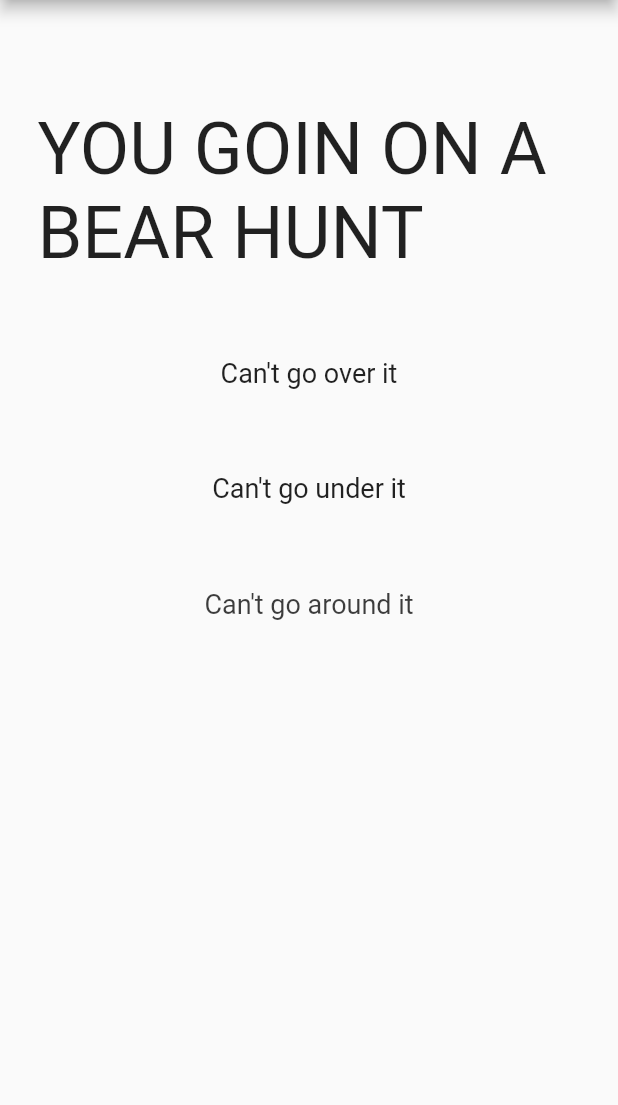
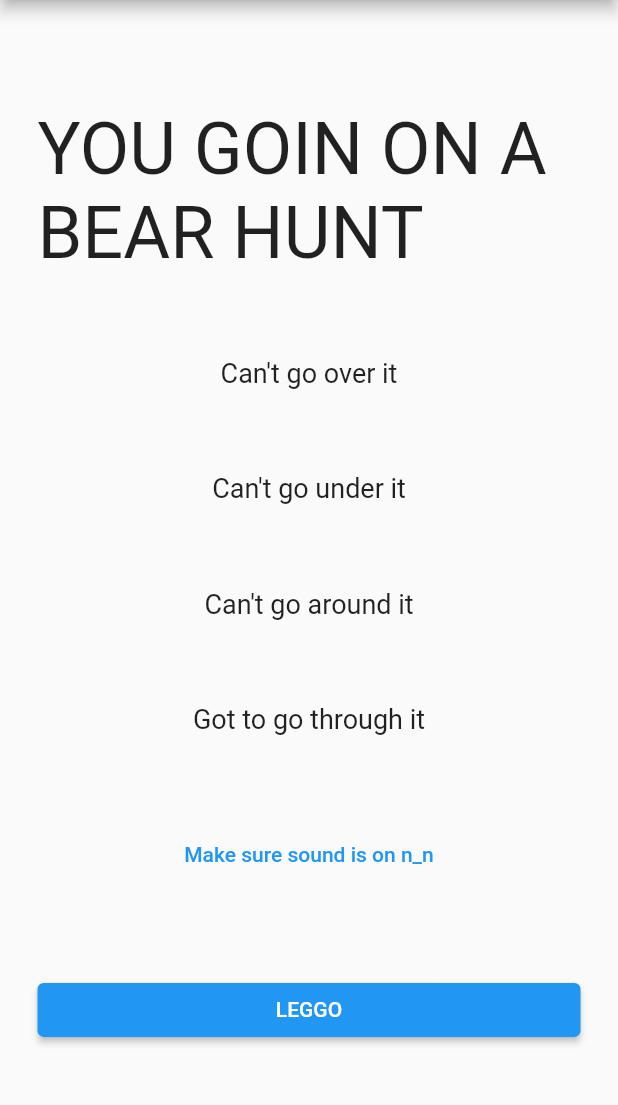
Before and after one commit to DanKheadies/the_phatness_app, a Flutter app: the screen it shows after launch, on a phone screen of 412 x 824 dp, the part 84-1189 px from its top. Run offline on Flutter 3.47's test engine with Material 2 defaults, Android fonts, the phone set to English and light mode, and no system bars; our stand-ins replace audioplayers.

Commit message:
PHAT phinished

```diff
--- a/lib/dummy_data.dart
+++ b/lib/dummy_data.dart
@@ -2,8 +2,8 @@
 
 import './models/question.dart';
 
-List<Question3> questions3 = [
-  Question3(
+List<Question> questions3 = [
+  Question(
     id: '001',
     question: 'When were you born?',
     answers: [
@@ -27,7 +27,7 @@ List<Question3> questions3 = [
     answer: 3,
     timer: 0,
   ),
-  Question3(
+  Question(
     id: '002',
     question: 'Why did Obama send the immigrants?',
     answers: [
@@ -51,7 +51,7 @@ List<Question3> questions3 = [
     answer: 3,
     timer: 0,
   ),
-  Question3(
+  Question(
     id: '003',
     question: 'Why are Cubans like socks?',
     answers: [
@@ -75,7 +75,7 @@ List<Question3> questions3 = [
     answer: 3,
     timer: 0,
   ),
-  Question3(
+  Question(
     id: '004',
     question:
         'If Bo is planning on killing himself in 2030, how old will he be?',
@@ -101,7 +101,7 @@ List<Question3> questions3 = [
     // audio: 30.aac,
     timer: 141,
   ),
-  Question3(
+  Question(
     id: '005',
     question: 'How do you get from the Eastern Kingdoms to Kalimdor?',
     answers: [
@@ -125,7 +125,7 @@ List<Question3> questions3 = [
     answer: 3,
     timer: 0,
   ),
-  Question3(
+  Question(
     id: '006',
     question:
         'If you were a murderous sippy cup, what would you say right before you slayed your victims?',
@@ -150,7 +150,7 @@ List<Question3> questions3 = [
     answer: 1,
     timer: 0,
   ),
-  Question3(
+  Question(
     id: '007',
     question:
         'In The Story of Dan Kheadies, what is the name of the child that has soiled himself?',
@@ -175,7 +175,7 @@ List<Question3> questions3 = [
     answer: 3,
     timer: 0,
   ),
-  Question3(
+  Question(
     id: '008',
     question: 'Who is suppose to buy wards for river?',
     answers: [
@@ -199,7 +199,7 @@ List<Question3> questions3 = [
     answer: 3,
     timer: 0,
   ),
-  Question3(
+  Question(
     id: '009',
     question: 'How much is a ZJ?',
     answers: [
@@ -223,7 +223,7 @@ List<Question3> questions3 = [
     answer: 4,
     timer: 0,
   ),
-  Question3(
+  Question(
     id: '010',
     question:
         'If you had one shot or one opportunity to seize everything you wanted in one moment, would you capture it or just let it slip?',
@@ -248,7 +248,7 @@ List<Question3> questions3 = [
     answer: 3,
     timer: 0,
   ),
-  Question3(
+  Question(
     id: '011',
     question: 'What goes on a Taco Dog?',
     answers: [
@@ -276,7 +276,7 @@ List<Question3> questions3 = [
     answer: 1,
     timer: 0,
   ),
-  Question3(
+  Question(
     id: '012',
     question: 'Who is the greatest rapper ever, ever?',
     answers: [
@@ -301,7 +301,7 @@ List<Question3> questions3 = [
     // audio: 'boYo.aac',
     timer: 43,
   ),
-  Question3(
+  Question(
     id: '013',
     question: 'When do you think this quiz will stop?',
     answers: [
--- a/lib/main.dart
+++ b/lib/main.dart
@@ -1,12 +1,13 @@
 import 'dart:async';
+import 'dart:math';
 
 import 'package:audioplayers/audioplayers.dart';
 import 'package:flutter/material.dart';
 
-import './dummy_data.dart';
+import './models/quiz_brain.dart';
+import './widgets/quiz.dart';
+import './widgets/result.dart';
 import './widgets/start_text.dart';
-import 'widgets/quiz.dart';
-import 'widgets/result.dart';
 
 void main() => runApp(MyApp());
 
@@ -21,15 +22,20 @@ class _MyAppState extends State<MyApp> {
   AudioCache audioCache;
   AudioPlayer audioPlayer;
   bool hasStarted = false;
+  bool isReady = true;
   bool visible1 = false;
   bool visible2 = false;
   bool visible3 = false;
   bool visible4 = false;
   bool visible5 = false;
   bool visible6 = false;
+  Color spinnerColor = Colors.blue;
+  List<Icon> scoreKeeper = [];
   String titleSong = '../assets/audio/title.mp3';
+  QuizBrain quizBrain = QuizBrain();
   var _questionIndex = 0;
   var _totalScore = 0;
+  var _standardTime = 1; // 2000
   var timeout = Duration(seconds: 3);
   var ms = Duration(milliseconds: 1);
 
@@ -42,9 +48,9 @@ class _MyAppState extends State<MyApp> {
       fixedPlayer: audioPlayer,
     );
 
-    audioCache.loop(titleSong);
+    audioCache.play(titleSong);
 
-    startTimeout(1);
+    startTimer(500);
 
     if (hasStarted) {
       setState(() {
@@ -58,12 +64,15 @@ class _MyAppState extends State<MyApp> {
     }
   }
 
-  void playSong(String audio) {
-    audioCache.clearAll();
-    audioCache.play(audio);
+  void setColor() {
+    Color newColor =
+        Color((Random().nextDouble() * 0xFFFFFF).toInt()).withOpacity(1.0);
+    setState(() {
+      spinnerColor = newColor;
+    });
   }
 
-  Timer startTimeout(int milliseconds) {
+  Timer startTimer(int milliseconds) {
     var duration = milliseconds == null ? timeout : ms * milliseconds;
     return Timer(duration, showText);
   }
@@ -82,39 +91,83 @@ class _MyAppState extends State<MyApp> {
         visible2 = true;
       else
         visible1 = true;
+
+      if (!isReady) {
+        setState(() {
+          isReady = !isReady;
+        });
+      }
     });
 
-    if (!visible6) startTimeout(2000);
+    if (!visible6) startTimer(_standardTime);
+  }
+
+  void playSong(String audio) {
+    audioCache.clearAll();
+    audioCache.play(audio);
+  }
+
+  void _stopAudio() {
+    audioPlayer.stop();
+    audioCache.clearAll();
   }
 
   void _answerQuestion(int score) {
-    print('derp');
-    print(score);
     _totalScore += score;
 
     setState(() {
+      if (score == 4) {
+        scoreKeeper.add(
+          Icon(
+            Icons.check,
+            color: Colors.green,
+          ),
+        );
+      } else {
+        scoreKeeper.add(
+          Icon(
+            Icons.close,
+            color: Colors.red,
+          ),
+        );
+      }
+
       _questionIndex = _questionIndex + 1;
     });
-    // print(_questionIndex);
 
-    // if (_questionIndex < PHATs.length) {
-    //   print('Another question!');
-    // } else {
-    //   print('No more questions please and thank you.');
-    // }
+    if (_questionIndex < quizBrain.questions3.length) {
+      if (quizBrain.questions3[_questionIndex].audio != '') {
+        playSong(quizBrain.questions3[_questionIndex].audio);
+        startTimer(quizBrain.questions3[_questionIndex].timer.round() * 1000);
+        setState(() {
+          isReady = false;
+        });
+      }
+    } else {
+      playSong('../assets/audio/bezos.mp3');
+    }
   }
 
   void _resetQuiz() {
+    _stopAudio();
     setState(() {
       _questionIndex = 0;
       _totalScore = 0;
       hasStarted = false;
+      scoreKeeper = [];
     });
+  }
+
+  @override
+  void dispose() {
+    super.dispose();
+    audioPlayer.dispose();
   }
 
   @override
   Widget build(BuildContext context) {
     return MaterialApp(
+      theme: ThemeData.light(),
       home: Scaffold(
         appBar: AppBar(
           title: Text('P.H.A.T.'),
@@ -131,11 +184,24 @@ class _MyAppState extends State<MyApp> {
             vertical: 15,
           ),
           child: hasStarted
-              ? _questionIndex < questions3.length
-                  ? Quiz(
-                      answerQuestion: _answerQuestion,
-                      questionIndex: _questionIndex,
-                      questions: questions3,
+              ? _questionIndex < quizBrain.questions3.length
+                  ? RawMaterialButton(
+                      onPressed: () {
+                        setColor();
+                      },
+                      onLongPress: () {
+                        setState(() {
+                          isReady = true;
+                        });
+                      },
+                      child: Quiz(
+                        answerQuestion: _answerQuestion,
+                        questionIndex: _questionIndex,
+                        questions: quizBrain.questions3,
+                        showQuestion: isReady,
+                        color: spinnerColor,
+                        scoreKeeper: scoreKeeper,
+                      ),
                     )
                   : Result(
                       _resetQuiz,
@@ -150,42 +216,41 @@ class _MyAppState extends State<MyApp> {
                         text: 'YOU GOIN ON A BEAR HUNT',
                         size: 48,
                         isVisible: visible1,
-                        duration: 3000,
+                        duration: _standardTime + 1000,
                       ),
                       StartText(
                         text: 'Can\'t go over it',
                         size: 18,
                         isVisible: visible2,
-                        duration: 2000,
+                        duration: _standardTime,
                       ),
                       StartText(
                         text: 'Can\'t go under it',
                         size: 18,
                         isVisible: visible3,
-                        duration: 2000,
+                        duration: _standardTime,
                       ),
                       StartText(
                         text: 'Can\'t go around it',
                         size: 18,
                         isVisible: visible4,
-                        duration: 2000,
+                        duration: _standardTime,
                       ),
                       StartText(
                         text: 'Got to go through it',
                         size: 18,
                         isVisible: visible5,
-                        duration: 2000,
+                        duration: _standardTime,
                       ),
                       AnimatedOpacity(
                         curve: Curves.linear,
                         opacity: visible6 ? 1.0 : 0.0,
-                        duration: Duration(milliseconds: 2000),
+                        duration: Duration(milliseconds: _standardTime),
                         child: TextButton(
                           child: Text('Make sure sound is on n_n'),
                           style: ButtonStyle(),
                           onPressed: () {
-                            print('music file');
-                            playSong(titleSong);
+                            if (visible6) playSong(titleSong);
                           },
                         ),
                       ),
@@ -204,9 +269,12 @@ class _MyAppState extends State<MyApp> {
                             ),
                           ),
                           onPressed: () {
-                            setState(() {
-                              hasStarted = true;
-                            });
+                            if (visible6) {
+                              setState(() {
+                                _stopAudio();
+                                hasStarted = true;
+                              });
+                            }
                           },
                         ),
                       ),
--- a/lib/models/question.dart
+++ b/lib/models/question.dart
@@ -1,49 +1,17 @@
-// class Question {
-//   final String id;
-//   final String question;
-//   final List<Map<String, Object>> answers;
-//   final String audio;
-//   final double timer;
-
-//   const Question({
-//     this.id,
-//     this.question,
-//     this.answers,
-//     this.audio,
-//     this.timer,
-//   });
-// }
-
-// class Question2 {
-//   final String id;
-//   final String question;
-//   final List<Map<String, Object>> answers;
-//   final List<double> answerValues;
-//   final String audio;
-//   final double timer;
-
-//   const Question2({
-//     this.id,
-//     this.question,
-//     this.answers,
-//     this.answerValues,
-//     this.audio,
-//     this.timer,
-//   });
-// }
-
-class Question3 {
+class Question {
   final String id;
   final String question;
   final List<Map<String, Object>> answers;
   final double answer;
   final double timer;
+  final String audio;
 
-  Question3({
+  Question({
     this.id,
     this.question,
     this.answers,
     this.answer,
     this.timer,
+    this.audio,
   });
 }
--- a/lib/models/quiz_brain.dart
+++ b/lib/models/quiz_brain.dart
@@ -3,64 +3,8 @@ import './question.dart';
 class QuizBrain {
   int _questionNumber = 0;
 
-  // List<Question3> _questionBank = [
-  //   Question3('Some cats are actually allergic to humans.', true),
-  //   Question3('You can lead a cow down stairs but not up stairs.', false),
-  //   Question3(
-  //       'Approximately one quarter of human bones are in the feet.', true),
-  //   Question3('A slug\'s blood is green.', true),
-  //   Question3('Buzz Aldrin\'s mother\'s maiden name was \"Moon\".', true),
-  //   Question3('It is illegal to pee in the Ocean in Portugal.', true),
-  //   Question3(
-  //       'No piece of square dry paper can be folded in half more than 7 times.',
-  //       false),
-  //   Question3(
-  //       'In London, UK, if you happen to die in the House of Parliament, you are technically entitled to a state funeral, because the building is considered too sacred a place.',
-  //       true),
-  //   Question3(
-  //       'The loudest sound produced by any animal is 188 decibels. That animal is the African Elephant.',
-  //       false),
-  //   Question3(
-  //       'The total surface area of two human lungs is approximately 70 square metres.',
-  //       true),
-  //   Question3('Google was originally called \"Backrub\".', true),
-  //   Question3(
-  //       'Chocolate affects a dog\'s heart and nervous system; a few ounces are enough to kill a small dog.',
-  //       true),
-  //   Question3(
-  //       'In West Virginia, USA, if you accidentally hit an animal with your car, you are free to take it home to eat.',
-  //       true),
-  // ];
-
-  List<Object> _questions = [
-    {
-      'id': '001',
-      'question': 'When were you born?',
-      'answers': [
-        {
-          'text': 'January 1, 1970',
-          'score': 1,
-        },
-        {
-          'text': 'April 20, 1969',
-          'score': 2,
-        },
-        {
-          'text': 'October 16, 1991',
-          'score': 4,
-        },
-        {
-          'text': 'December 25, 1',
-          'score': 3,
-        },
-      ],
-      'audio': '',
-      'timer': 0,
-    }
-  ];
-
-  List<Question3> _questions3 = [
-    Question3(
+  List<Question> questions3 = [
+    Question(
       id: '001',
       question: 'When were you born?',
       answers: [
@@ -83,14 +27,320 @@ class QuizBrain {
       ],
       answer: 3,
       timer: 0,
+      audio: '',
+    ),
+    Question(
+      id: '002',
+      question: 'Why did Obama send the immigrants?',
+      answers: [
+        {
+          'text': 'He didn\'t',
+          'score': 1,
+        },
+        {
+          'text': 'To distract from PizzaGate',
+          'score': 2,
+        },
+        {
+          'text': 'To vaccinate your kids',
+          'score': 4,
+        },
+        {
+          'text': 'Something something gay frogs',
+          'score': 3,
+        },
+      ],
+      answer: 3,
+      timer: 0,
+      audio: '',
+    ),
+    Question(
+      id: '003',
+      question: 'Why are Cubans like socks?',
+      answers: [
+        {
+          'text': 'You always lose them in the dryers',
+          'score': 1,
+        },
+        {
+          'text': 'Two\'s better than one',
+          'score': 3,
+        },
+        {
+          'text': 'They\'re all dirty',
+          'score': 4,
+        },
+        {
+          'text': 'They keep your feet warm',
+          'score': 2,
+        },
+      ],
+      answer: 3,
+      timer: 0,
+      audio: '',
+    ),
+    Question(
+      id: '004',
+      question:
+          'If Bo is planning on killing himself in 2030, how old will he be?',
+      answers: [
+        {
+          'text': '39.0',
+          'score': 3,
+        },
+        {
+          'text': '40.0',
+          'score': 4,
+        },
+        {
+          'text': '41.0',
+          'score': 1,
+        },
+        {
+          'text': '42.0',
+          'score': 2,
+        },
+      ],
+      answer: 2,
+      timer: 141,
+      audio: '../assets/audio/30.mp3',
+    ),
+    Question(
+      id: '005',
+      question: 'How do you get from the Eastern Kingdoms to Kalimdor?',
+      answers: [
+        {
+          'text': 'Swim',
+          'score': 1,
+        },
+        {
+          'text': 'Run',
+          'score': 3,
+        },
+        {
+          'text': 'Zeppelin',
+          'score': 4,
+        },
+        {
+          'text': 'You don\'t',
+          'score': 2,
+        },
+      ],
+      answer: 3,
+      timer: 0,
+      audio: '',
+    ),
+    Question(
+      id: '006',
+      question:
+          'If you were a murderous sippy cup, what would you say right before you slayed your victims?',
+      answers: [
+        {
+          'text': 'Drink ME',
+          'score': 4,
+        },
+        {
+          'text': 'Shabbalagoo',
+          'score': 3,
+        },
+        {
+          'text': 'I\'m going to slay you now',
+          'score': 1,
+        },
+        {
+          'text': 'You can run but you can\'t hide, bitch',
+          'score': 2,
+        },
+      ],
+      answer: 1,
+      timer: 0,
+      audio: '',
+    ),
+    Question(
+      id: '007',
+      question:
+          'In The Story of Dan Kheadies, what is the name of the child that has soiled himself?',
+      answers: [
+        {
+          'text': 'Bobert',
+          'score': 1,
+        },
+        {
+          'text': 'Canaan',
+          'score': 2,
+        },
+        {
+          'text': 'Nesbit',
+          'score': 4,
+        },
+        {
+          'text': 'Tevin',
+          'score': 3,
+        },
+      ],
+      answer: 3,
+      timer: 0,
+      audio: '',
+    ),
+    Question(
+      id: '008',
+      question: 'Who is suppose to buy wards for river?',
+      answers: [
+        {
+          'text': 'Mid',
+          'score': 1,
+        },
+        {
+          'text': 'Support',
+          'score': 3,
+        },
+        {
+          'text': 'Anyone that can',
+          'score': 4,
+        },
+        {
+          'text': 'Jungle',
+          'score': 2,
+        },
+      ],
+      answer: 3,
+      timer: 0,
+      audio: '',
+    ),
+    Question(
+      id: '009',
+      question: 'How much is a ZJ?',
+      answers: [
+        {
+          'text': '\$4.20',
+          'score': 1,
+        },
+        {
+          'text': '\$10',
+          'score': 2,
+        },
+        {
+          'text': '\$15',
+          'score': 3,
+        },
+        {
+          'text': 'If you have to ask, you can\'t afford it.',
+          'score': 4,
+        },
+      ],
+      answer: 4,
+      timer: 0,
+      audio: '',
+    ),
+    Question(
+      id: '010',
+      question:
+          'If you had one shot or one opportunity to seize everything you wanted in one moment, would you capture it or just let it slip?',
+      answers: [
+        {
+          'text': 'Yes',
+          'score': 3,
+        },
+        {
+          'text': 'No',
+          'score': 2,
+        },
+        {
+          'text': 'Mom\'s spaghetti',
+          'score': 4,
+        },
+        {
+          'text': 'There\'s no right answer',
+          'score': 1,
+        },
+      ],
+      answer: 3,
+      timer: 0,
+      audio: '',
+    ),
+    Question(
+      id: '011',
+      question: 'What goes on a Taco Dog?',
+      answers: [
+        {
+          'text':
+              'Deli mustard, slaw, homemade chipotle sauce and Scott\'s homemade mild pepper relish',
+          'score': 4,
+        },
+        {
+          'text':
+              'Deli mustard, Scott\'s homemade hot pepper relish, and jalapenos',
+          'score': 3,
+        },
+        {
+          'text':
+              'Deli mustard, sweet pickle relish, banana peppers, tomatoes, celery salt',
+          'score': 2,
+        },
+        {
+          'text':
+              'Meat, rice, beans, salsa, cheese, lettuce, guacamole, and sour cream',
+          'score': 1,
+        },
+      ],
+      answer: 1,
+      timer: 0,
+      audio: '',
+    ),
+    Question(
+      id: '012',
+      question: 'Who is the greatest rapper ever, ever?',
+      answers: [
+        {
+          'text': 'Dylan',
+          'score': 1,
+        },
+        {
+          'text': 'Dylan',
+          'score': 2,
+        },
+        {
+          'text': 'Bo',
+          'score': 4,
+        },
+        {
+          'text': 'Dylan',
+          'score': 3,
+        },
+      ],
+      answer: 4,
+      timer: 43,
+      audio: '../assets/audio/boYo.mp3',
+    ),
+    Question(
+      id: '013',
+      question: 'When do you think this quiz will stop?',
+      answers: [
+        {
+          'text': 'IDK',
+          'score': 1,
+        },
+        {
+          'text': 'In 4m 20s',
+          'score': 2,
+        },
+        {
+          'text': 'Any day now',
+          'score': 4,
+        },
+        {
+          'text': 'Probably when you answer the last question',
+          'score': 3,
+        },
+      ],
+      answer: 3,
+      timer: 3,
+      audio: '../assets/audio/anyDayNow.mp3',
     ),
   ];
 
   void nextQuestion() {
-    // if (_questionNumber < _questionBank.length - 1) {
-    //   _questionNumber++;
-    // }
-    if (_questionNumber < _questions3.length - 1) {
+    if (_questionNumber < questions3.length - 1) {
       _questionNumber++;
     }
   }
@@ -99,27 +349,19 @@ class QuizBrain {
     _questionNumber = 0;
   }
 
-  // bool getQuestionAnswer() {
-  //   return _questionBank[_questionNumber].answer;
-  // }
-
-  double getQuestionAnswer3() {
-    return _questions3[_questionNumber].answer;
+  double getQuestionAnswer() {
+    return questions3[_questionNumber].answer;
   }
 
-  // String getQuestionText() {
-  //   return _questionBank[_questionNumber].question;
-  // }
-
-  String getQuestionText3() {
-    return _questions3[_questionNumber].question;
+  String getQuestionText() {
+    return questions3[_questionNumber].question;
   }
 
   bool checkIfQuestionsAreLeft() {
     // if (_questionNumber < _questionBank.length - 1) {
     //   return false;
     // }
-    if (_questionNumber < _questions3.length - 1) {
+    if (_questionNumber < questions3.length - 1) {
       return false;
     }
     return true;
--- a/pubspec.yaml
+++ b/pubspec.yaml
@@ -45,7 +45,7 @@ flutter:
 
   # To add assets to your application, add an assets section, like this:
   assets:
-    - assets/audio/title.mp3
+    - assets/audio/
   #   - images/a_dot_burr.jpeg
   #   - images/a_dot_ham.jpeg
 
```
Also changed, not shown: lib/widgets/question.dart (deleted, +0 -22 lines), lib/widgets/question_text.dart (added, +22 -0 lines), lib/widgets/quiz.dart (+46 -32 lines), lib/widgets/result.dart (+9 -3 lines), 4 other files.
